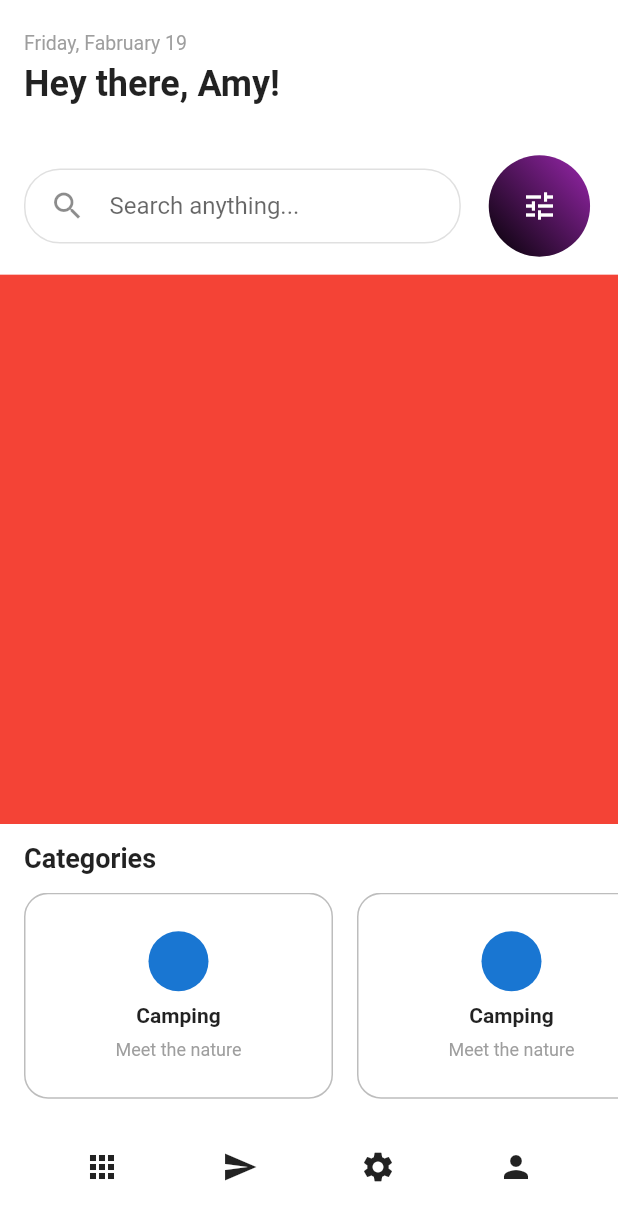
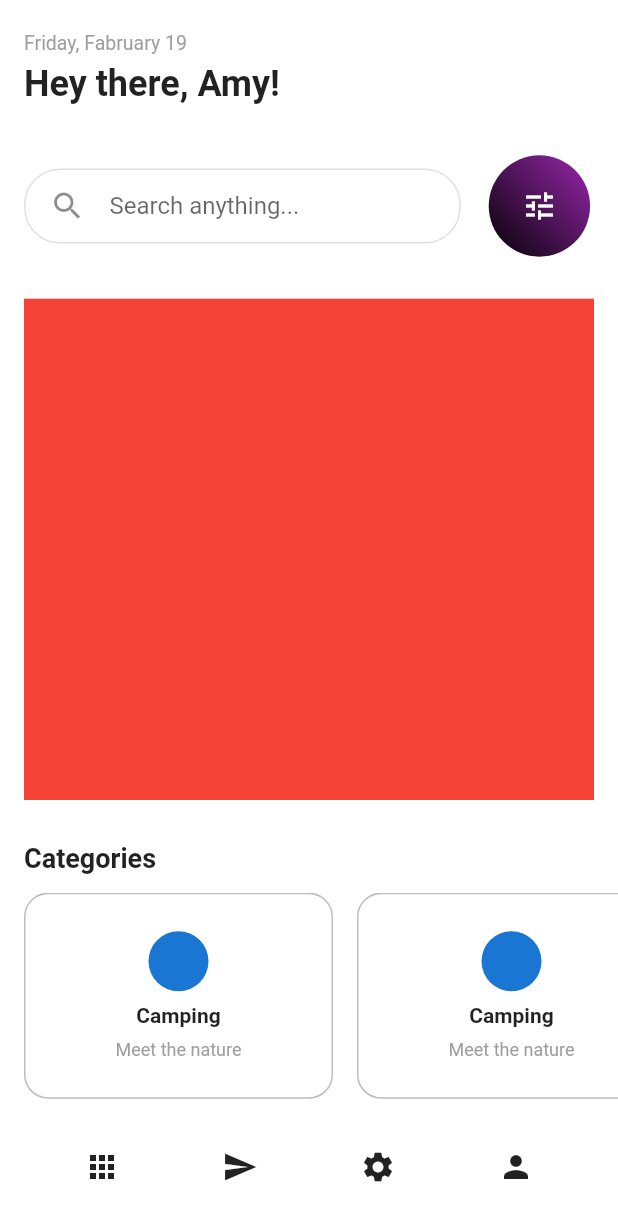
Before and after one commit to JAICHANGPARK/flutter_notebook_11th_story, a Flutter app: the screen it shows after launch, on a phone screen of 412 x 824 dp. Shown: the top 1221 px of the screen. Run offline on Flutter 3.47's test engine with Material 2 defaults, Android fonts, the phone set to English and light mode, and no system bars; our stand-ins replace backdrop, badges, flutter_inner_drawer, flutter_slidable, flutter_swiper, google_fonts.

Commit message:
Update experience_home_page.dart

```diff
--- a/lib/ep718_experience_app/experience_home_page.dart
+++ b/lib/ep718_experience_app/experience_home_page.dart
@@ -76,14 +76,17 @@ class _ExperienceHomePageState extends State<ExperienceHomePage> {
                 )),
             Expanded(
                 flex: 8,
+                child: Padding(
+                  padding: const EdgeInsets.all(16.0),
                   child: Stack(
                     children: [
                       Positioned(child: Container(
                         decoration: BoxDecoration(
-                        color: Colors.red
+                          color: Colors.red,
                         ),
                       ))
                     ],
+                  ),
                 )),
             Expanded(
                 flex: 4,
```
Lines whose indentation alone changed are shown as unchanged.
